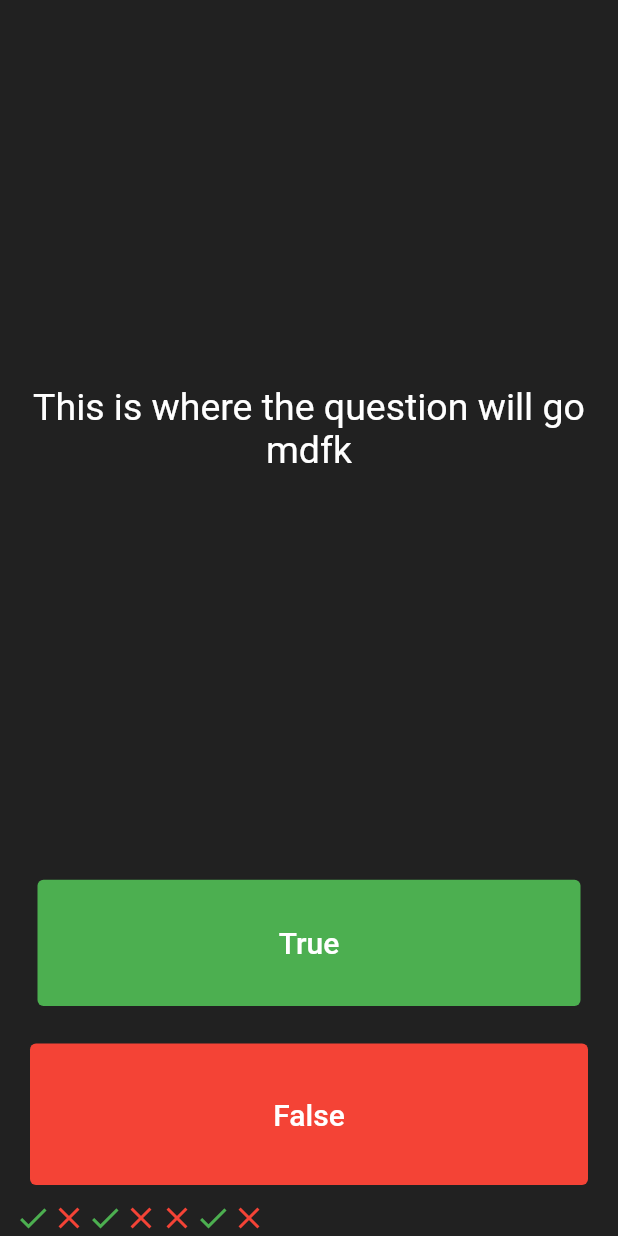
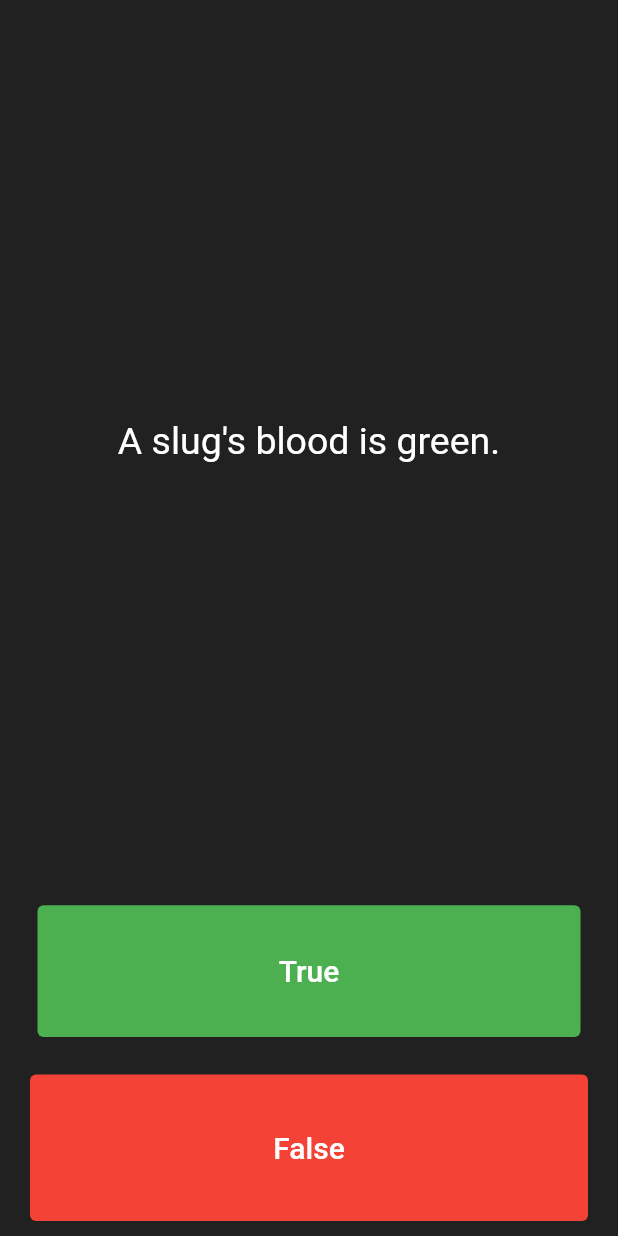
Before and after one commit to ginoliza/flutter_quizzler, a Flutter app: the screen it shows after launch, after a tap on "True", after a tap on "False", on a phone screen of 412 x 824 dp. Run offline on Flutter 3.47's test engine with Material 2 defaults, Android fonts, the phone set to English and light mode, and no system bars.

Commit message:
questions are displayed from the list

```diff
--- a/lib/main.dart
+++ b/lib/main.dart
@@ -1,11 +1,11 @@
 import 'package:flutter/material.dart';
 
 void main() {
-  runApp(const MyApp());
+  runApp(const Quizzler());
 }
 
-class MyApp extends StatelessWidget {
-  const MyApp({super.key});
+class Quizzler extends StatelessWidget {
+  const Quizzler({super.key});
 
   @override
   Widget build(BuildContext context) {
@@ -32,28 +32,14 @@ class QuizPage extends StatefulWidget {
 }
 
 class _QuizPageState extends State<QuizPage> {
-  List<Icon> scoreKeeper = [
-    Icon(
-      Icons.check,
-      color: Colors.green,
-    ),
-    Icon(
-      Icons.close,
-      color: Colors.red,
-    ),
-    Icon(
-      Icons.check,
-      color: Colors.green,
-    ),
-    Icon(
-      Icons.close,
-      color: Colors.red,
-    ),
-    Icon(
-      Icons.close,
-      color: Colors.red,
-    ),
+  List<Icon> scoreKeeper = [];
+  List<String> questions = [
+    'You can lead a cow down stairs but not up stairs.',
+    'Approximately one quarter of human bones are in the feet.',
+    'A slug\'s blood is green.'
   ];
+
+  int questionNumber = 0;
 
   @override
   Widget build(BuildContext context) {
@@ -65,7 +51,7 @@ class _QuizPageState extends State<QuizPage> {
             padding: EdgeInsets.all(10.0),
             child: Center(
               child: Text(
-                "This is where the question will go mdfk",
+                questions[questionNumber % questions.length],
                 style: TextStyle(
                   color: Colors.white,
                   fontSize: 25.0,
@@ -83,14 +69,9 @@ class _QuizPageState extends State<QuizPage> {
                 backgroundColor: Colors.green,
               ),
               onPressed: () {
+                print("True got pressed");
                 setState(() {
-                  print("True got pressed");
-                  scoreKeeper.add(
-                    Icon(
-                      Icons.check,
-                      color: Colors.green,
-                    ),
-                  );
+                  questionNumber += 1;
                 });
               },
               child: Center(
@@ -113,14 +94,9 @@ class _QuizPageState extends State<QuizPage> {
                 backgroundColor: Colors.red,
               ),
               onPressed: () {
+                print("True got pressed\n$questionNumber");
                 setState(() {
-                  print("False got pressed");
-                  scoreKeeper.add(
-                    Icon(
-                      Icons.close,
-                      color: Colors.red,
-                    ),
-                  );
+                  questionNumber += 1;
                 });
               },
               child: Center(
@@ -142,3 +118,9 @@ class _QuizPageState extends State<QuizPage> {
     );
   }
 }
+
+/*
+question1: 'You can lead a cow down stairs but not up stairs.', false,
+question2: 'Approximately one quarter of human bones are in the feet.', true,
+question3: 'A slug\'s blood is green.', true,
+*/
```
Also changed, not shown: 1 other file.
